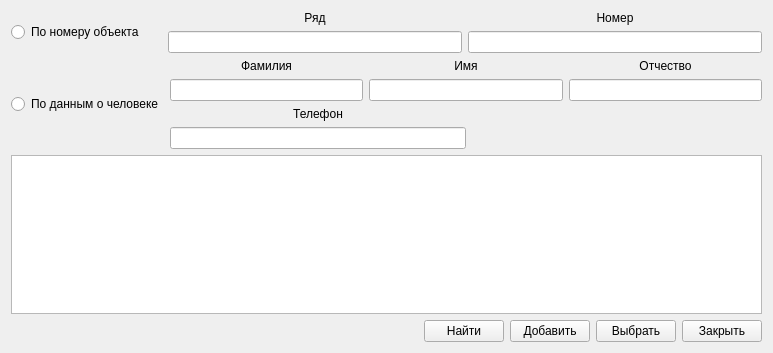
Before: the Qt Designer form ui/find_user.ui in fixtik/Garage_base, drawn with Qt 5.
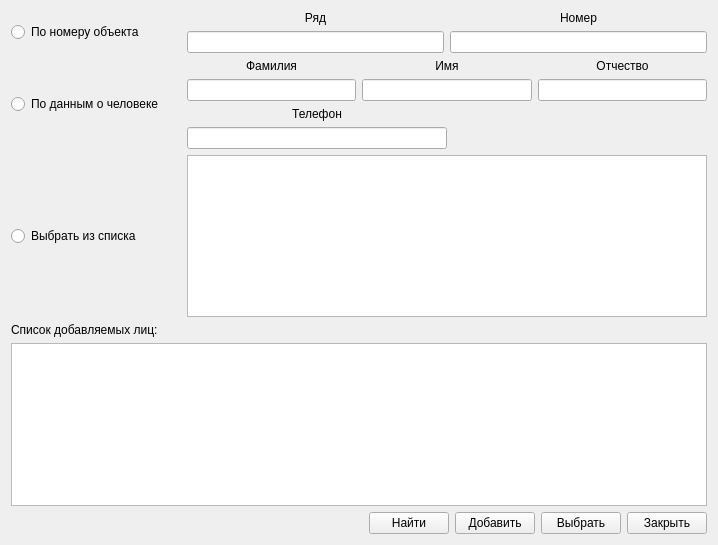
After: the same form once the commit is applied.

```diff
--- a/ui/find_user.ui
+++ b/ui/find_user.ui
@@ -6,21 +6,21 @@
    <rect>
     <x>0</x>
     <y>0</y>
-    <width>773</width>
-    <height>353</height>
+    <width>718</width>
+    <height>545</height>
    </rect>
   </property>
   <property name="windowTitle">
    <string>Поиск члена кооператива</string>
   </property>
-  <layout class="QVBoxLayout" name="verticalLayout_9">
+  <layout class="QVBoxLayout" name="verticalLayout_10">
    <item>
     <layout class="QHBoxLayout" name="horizontalLayout">
      <item>
       <widget class="QRadioButton" name="object_radioButton">
        <property name="minimumSize">
         <size>
-         <width>151</width>
+         <width>170</width>
          <height>0</height>
         </size>
        </property>
@@ -71,7 +71,7 @@
       <widget class="QRadioButton" name="user_radioButton">
        <property name="minimumSize">
         <size>
-         <width>151</width>
+         <width>170</width>
          <height>0</height>
         </size>
        </property>
@@ -176,7 +176,53 @@
     </layout>
    </item>
    <item>
-    <widget class="QTableView" name="result_tableView"/>
+    <layout class="QHBoxLayout" name="horizontalLayout_6">
+     <item>
+      <widget class="QRadioButton" name="userList_radioButton">
+       <property name="minimumSize">
+        <size>
+         <width>170</width>
+         <height>0</height>
+        </size>
+       </property>
+       <property name="text">
+        <string>Выбрать из списка</string>
+       </property>
+      </widget>
+     </item>
+     <item>
+      <layout class="QVBoxLayout" name="verticalLayout_9">
+       <item>
+        <layout class="QHBoxLayout" name="horizontalLayout_8">
+         <item>
+          <widget class="QTableView" name="userList_tableView">
+           <property name="minimumSize">
+            <size>
+             <width>0</width>
+             <height>122</height>
+            </size>
+           </property>
+          </widget>
+         </item>
+        </layout>
+       </item>
+      </layout>
+     </item>
+    </layout>
+   </item>
+   <item>
+    <layout class="QVBoxLayout" name="verticalLayout_7">
+     <item>
+      <widget class="QLabel" name="result_label">
+       <property name="text">
+        <string>Список добавляемых лиц:</string>
+       </property>
+      </widget>
+     </item>
+     <item>
+      <widget class="QTableView" name="result_tableView"/>
+     </item>
+    </layout>
    </item>
    <item>
     <layout class="QHBoxLayout" name="horizontalLayout_5">
```
